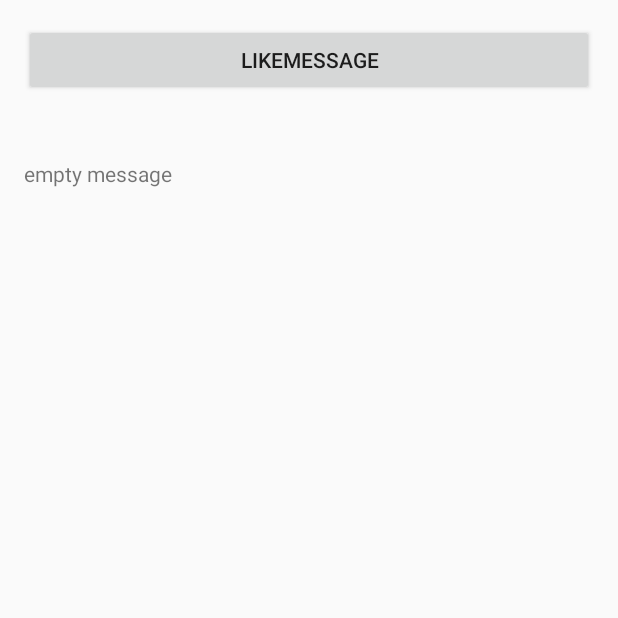
After one commit to Krishan300/Website, an Android app: the ActivityMessage screen opened directly, with no data from a screen before it, on a phone screen of 412 x 824 dp, the top half of it. The commit adds this screen. Run offline under Robolectric (Android 15) with nearby library versions, the phone set to English and light mode, and no system bars.

Commit message:
initial commit

```diff
--- /dev/null
+++ b/AndroidTeamWork/app/src/main/java/edu/lehigh/cse216/androidtemwork/krm219/androidteamwork/ActivityMessage.java
@@ -0,0 +1,42 @@
+package edu.lehigh.cse216.androidtemwork.krm219.androidteamwork;
+
+import android.content.Intent;
+import android.os.Bundle;
+import android.support.v7.app.AppCompatActivity;
+import android.support.v7.widget.Toolbar;
+import android.util.Log;
+import android.widget.TextView;
+
+public class ActivityMessage extends AppCompatActivity {
+    public static final String TAG=ActivityMessage.class.getSimpleName();
+    @Override
+
+
+    protected void onCreate(Bundle savedInstanceState) {
+        String content;
+        super.onCreate(savedInstanceState);
+        setContentView(R.layout.activity_message);
+        Toolbar toolbar = (Toolbar) findViewById(R.id.toolbar);
+        setSupportActionBar(toolbar);
+
+        /*FloatingActionButton fab = (FloatingActionButton) findViewById(R.id.fab);
+        fab.setOnClickListener(new View.OnClickListener() {
+            @Override
+            public void onClick(View view) {
+                Snackbar.make(view, "Replace with your own action", Snackbar.LENGTH_LONG)
+                        .setAction("Action", null).show();
+            }
+        });*/
+        Intent intent=getIntent();
+        content=intent.getStringExtra(getString(R.string.messagetext));
+        if (content==null)
+        {
+            content="empty message";
+        }
+        Log.e(TAG, content);
+        TextView DisplayMessage=(TextView) findViewById(R.id.MessageDisplay);
+        DisplayMessage.setText(content);
+
+    }
+
+}
--- /dev/null
+++ b/AndroidTeamWork/app/src/main/res/layout/activity_message.xml
@@ -0,0 +1,34 @@
+<?xml version="1.0" encoding="utf-8"?>
+<RelativeLayout
+    xmlns:android="http://schemas.android.com/apk/res/android"
+    xmlns:tools="http://schemas.android.com/tools"
+    android:id="@+id/activity_message"
+    android:layout_width="match_parent"
+    android:layout_height="match_parent"
+    android:paddingBottom="@dimen/activity_vertical_margin"
+    android:paddingLeft="@dimen/activity_horizontal_margin"
+    android:paddingRight="@dimen/activity_horizontal_margin"
+    android:paddingTop="@dimen/activity_vertical_margin"
+    tools:context="edu.lehigh.cse216.androidtemwork.krm219.androidteamwork.ActivityMessage">
+
+    <Button
+        android:text="@string/LikeMessage"
+        android:layout_width="match_parent"
+        android:layout_height="wrap_content"
+        android:id="@+id/button3"/>
+
+    <TextView
+        android:text="A Message"
+        android:layout_width="match_parent"
+        android:layout_below="@+id/button3"
+        android:layout_marginTop="42dp"
+        android:id="@+id/MessageDisplay"
+        android:layout_alignParentLeft="true"
+        android:layout_alignParentStart="true"
+        android:layout_height="wrap_content"
+        android:layout_gravity="center_horizontal"
+        android:elevation="0dp"
+    />
+
+
+</RelativeLayout>
--- a/AndroidTeamWork/app/src/main/res/values/strings.xml
+++ b/AndroidTeamWork/app/src/main/res/values/strings.xml
@@ -1,4 +1,9 @@
 <resources>
     <string name="app_name">AndroidTeamWork</string>
     <string name="action_settings">Settings</string>
+    <string name="title_activity_message">ActivityMessage</string>
+    <string name="messagetext">ActivityMessage</string>
+    <string name="LikeMessage">LikeMessage</string>
+
+
 </resources>
--- a/AndroidTeamWork/app/src/main/res/values/styles.xml
+++ b/AndroidTeamWork/app/src/main/res/values/styles.xml
@@ -13,8 +13,8 @@
         <item name="windowNoTitle">true</item>
     </style>
 
-    <style name="AppTheme.AppBarOverlay" parent="ThemeOverlay.AppCompat.Dark.ActionBar" />
+    <style name="AppTheme.AppBarOverlay" parent="ThemeOverlay.AppCompat.Dark.ActionBar"/>
 
-    <style name="AppTheme.PopupOverlay" parent="ThemeOverlay.AppCompat.Light" />
+    <style name="AppTheme.PopupOverlay" parent="ThemeOverlay.AppCompat.Light"/>
 
 </resources>
```
Also changed, not shown: AndroidTeamWork/app/build.gradle (+8 -0 lines), AndroidTeamWork/app/src/main/AndroidManifest.xml (+10 -3 lines), AndroidTeamWork/app/src/main/java/edu/lehigh/cse216/androidtemwork/krm219/androidteamwork/MainActivity.java (+35 -8 lines), AndroidTeamWork/app/src/main/java/edu/lehigh/cse216/androidtemwork/krm219/androidteamwork/Message.java (deleted, +0 -12 lines), AndroidTeamWork/app/src/main/res/layout/activity_main.xml (+66 -47 lines), AndroidTeamWork/app/src/main/res/layout/content_main.xml (+22 -4 lines), AndroidTeamWork/build.gradle (+12 -0 lines), 1 other file.
